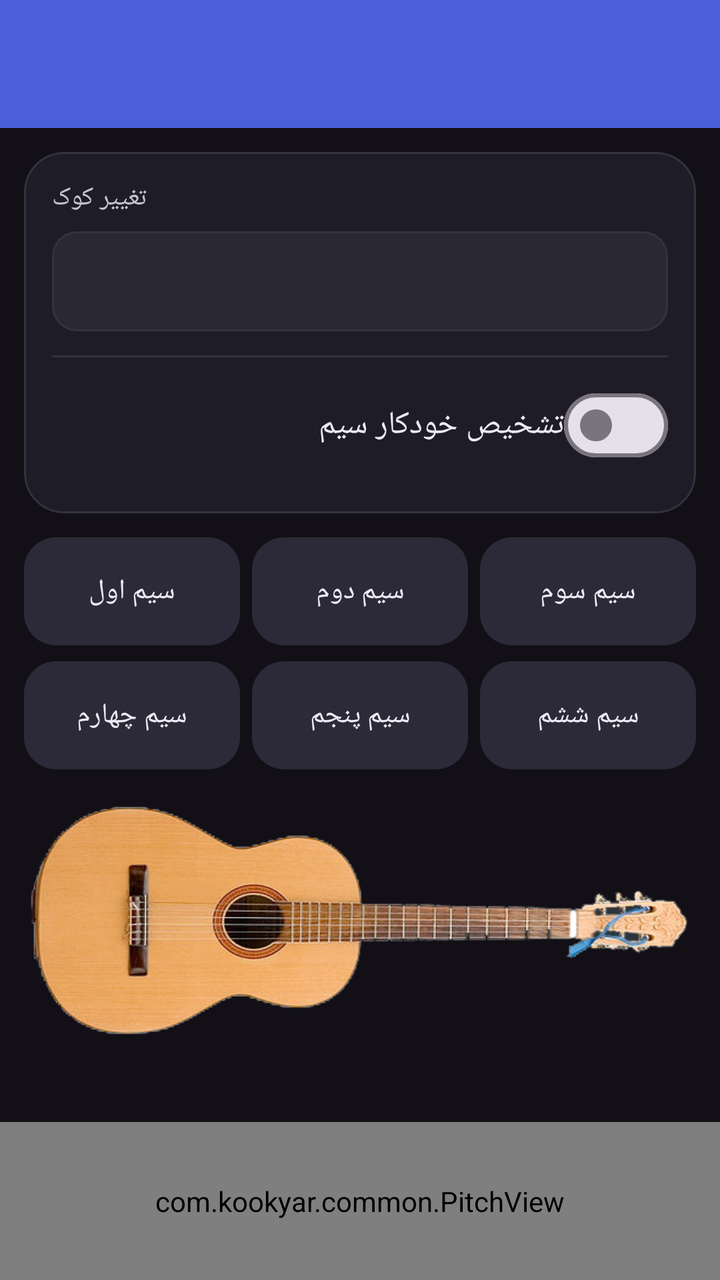
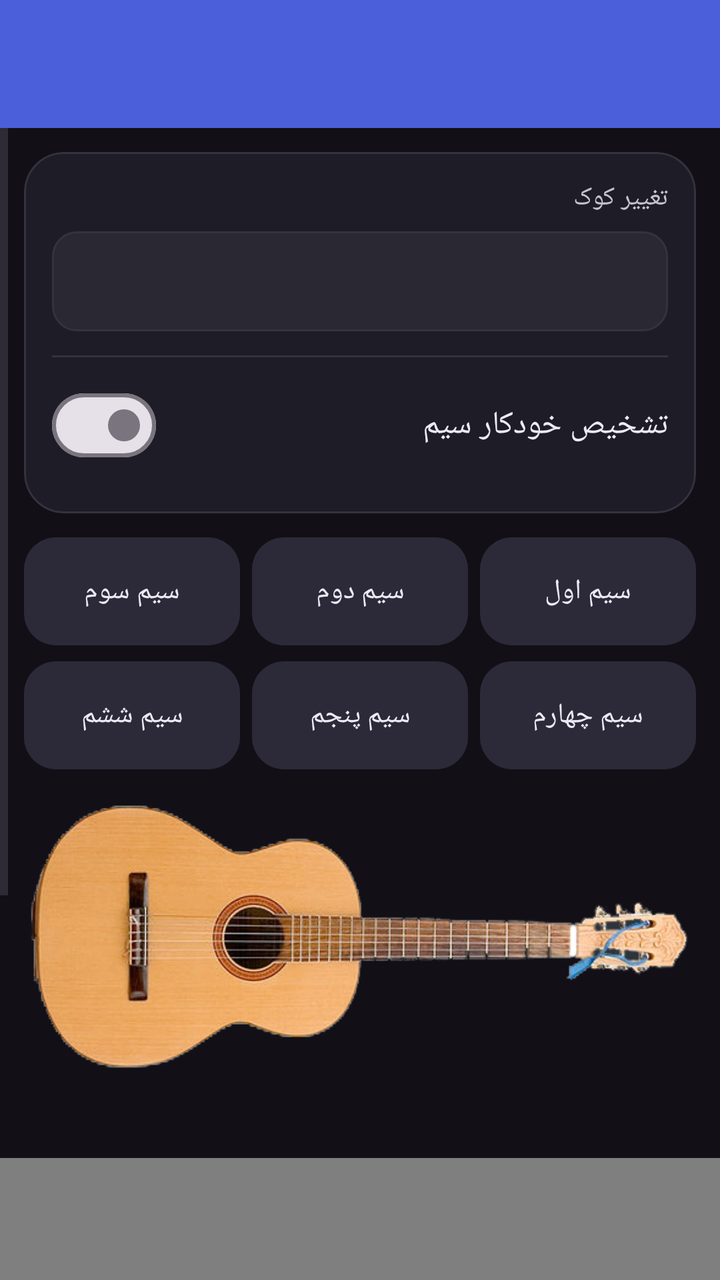

Two renders of the same Android screen: before a commit and after it. Below are the layout's source before the change and the commit's diff.
<!-- AndroidManifest.xml: application theme AppTheme -->
<!-- res/layout/activity_gitar_tuner.xml -->
<?xml version="1.0" encoding="utf-8"?>

<LinearLayout xmlns:android="http://schemas.android.com/apk/res/android"
    xmlns:app="http://schemas.android.com/apk/res-auto"
    android:layout_width="match_parent"
    android:layout_height="match_parent"
    android:orientation="vertical"
    android:fitsSystemWindows="true"
    android:background="@color/surfaceColor">

    <include layout="@layout/app_bar" />

    <LinearLayout
        android:layout_width="match_parent"
        android:layout_height="wrap_content"
        android:orientation="vertical"
        android:paddingStart="12dp"
        android:paddingEnd="12dp"
        android:paddingTop="12dp">

        <com.google.android.material.card.MaterialCardView
            android:layout_width="match_parent"
            android:layout_height="wrap_content"
            app:cardBackgroundColor="@color/cardColor"
            app:cardCornerRadius="20dp"
            app:cardElevation="0dp"
            app:strokeColor="@color/cardStroke"
            app:strokeWidth="1dp">

            <LinearLayout
                android:layout_width="match_parent"
                android:layout_height="wrap_content"
                android:orientation="vertical"
                android:padding="14dp">

                <TextView
                    android:layout_width="wrap_content"
                    android:layout_height="wrap_content"
                    android:text="@string/kook_change_label"
                    android:textColor="@color/onSurfaceVariant"
                    android:textSize="13sp"
                    android:layout_marginBottom="8dp" />

                <Spinner
                    android:id="@+id/spinnerKookChange"
                    android:layout_width="match_parent"
                    android:layout_height="50dp"
                    android:background="@drawable/spinner_background"
                    android:popupBackground="@color/dropdownBackground"
                    android:spinnerMode="dropdown" />

                <View
                    android:layout_width="match_parent"
                    android:layout_height="1dp"
                    android:layout_marginTop="12dp"
                    android:layout_marginBottom="4dp"
                    android:background="@color/cardStroke" />

                <LinearLayout
                    android:id="@+id/tuning"
                    android:layout_width="match_parent"
                    android:layout_height="wrap_content"
                    android:orientation="horizontal"
                    android:gravity="center_vertical"
                    android:background="?attr/selectableItemBackground"
                    android:paddingTop="6dp"
                    android:paddingBottom="6dp">

                    <TextView
                        android:layout_width="0dp"
                        android:layout_height="wrap_content"
                        android:layout_weight="1"
                        android:text="@string/tuning"
                        android:textColor="@color/onSurface"
                        android:textSize="16sp" />

                    <com.google.android.material.materialswitch.MaterialSwitch
                        android:id="@+id/checkBox_tuning"
                        android:layout_width="wrap_content"
                        android:layout_height="wrap_content"
                        android:checked="false"
                        android:clickable="false" />
                </LinearLayout>
            </LinearLayout>
        </com.google.android.material.card.MaterialCardView>

        <LinearLayout
            android:layout_width="match_parent"
            android:layout_height="wrap_content"
            android:orientation="horizontal"
            android:gravity="center"
            android:layout_marginTop="12dp">

            <com.google.android.material.button.MaterialButton
                android:id="@+id/tar_1"
                style="@style/Widget.Material3.Button.TonalButton"
                android:layout_width="0dp"
                android:layout_height="54dp"
                android:layout_weight="1"
                android:layout_marginEnd="6dp"
                android:insetTop="0dp"
                android:insetBottom="0dp"
                android:text="@string/sim_1"
                android:textSize="14sp"
                android:textColor="@color/onSurface"
                app:cornerRadius="16dp"
                app:backgroundTint="@color/stringDefault" />

            <com.google.android.material.button.MaterialButton
                android:id="@+id/tar_2"
                style="@style/Widget.Material3.Button.TonalButton"
                android:layout_width="0dp"
                android:layout_height="54dp"
                android:layout_weight="1"
                android:layout_marginEnd="6dp"
                android:insetTop="0dp"
                android:insetBottom="0dp"
                android:text="@string/sim_2"
                android:textSize="14sp"
                android:textColor="@color/onSurface"
                app:cornerRadius="16dp"
                app:backgroundTint="@color/stringDefault" />

            <com.google.android.material.button.MaterialButton
                android:id="@+id/tar_3"
                style="@style/Widget.Material3.Button.TonalButton"
                android:layout_width="0dp"
                android:layout_height="54dp"
                android:layout_weight="1"
                android:insetTop="0dp"
                android:insetBottom="0dp"
                android:text="@string/sim_3"
                android:textSize="14sp"
                android:textColor="@color/onSurface"
                app:cornerRadius="16dp"
                app:backgroundTint="@color/stringDefault" />
        </LinearLayout>

        <LinearLayout
            android:layout_width="match_parent"
            android:layout_height="wrap_content"
            android:orientation="horizontal"
            android:gravity="center"
            android:layout_marginTop="8dp">

            <com.google.android.material.button.MaterialButton
                android:id="@+id/tar_4"
                style="@style/Widget.Material3.Button.TonalButton"
                android:layout_width="0dp"
                android:layout_height="54dp"
                android:layout_weight="1"
                android:layout_marginEnd="6dp"
                android:insetTop="0dp"
                android:insetBottom="0dp"
                android:text="@string/sim_4"
                android:textSize="14sp"
                android:textColor="@color/onSurface"
                app:cornerRadius="16dp"
                app:backgroundTint="@color/stringDefault" />

            <com.google.android.material.button.MaterialButton
                android:id="@+id/tar_5"
                style="@style/Widget.Material3.Button.TonalButton"
                android:layout_width="0dp"
                android:layout_height="54dp"
                android:layout_weight="1"
                android:layout_marginEnd="6dp"
                android:insetTop="0dp"
                android:insetBottom="0dp"
                android:text="@string/sim_5"
                android:textSize="14sp"
                android:textColor="@color/onSurface"
                app:cornerRadius="16dp"
                app:backgroundTint="@color/stringDefault" />

            <com.google.android.material.button.MaterialButton
                android:id="@+id/tar_6"
                style="@style/Widget.Material3.Button.TonalButton"
                android:layout_width="0dp"
                android:layout_height="54dp"
                android:layout_weight="1"
                android:insetTop="0dp"
                android:insetBottom="0dp"
                android:text="@string/sim_6"
                android:textSize="14sp"
                android:textColor="@color/onSurface"
                app:cornerRadius="16dp"
                app:backgroundTint="@color/stringDefault" />
        </LinearLayout>

        <LinearLayout
            android:layout_width="match_parent"
            android:layout_height="130dp"
            android:layout_marginTop="10dp"
            android:background="@drawable/gitar"
            android:gravity="center"
            android:orientation="vertical">

            <LinearLayout
                android:id="@+id/layout_sim"
                android:layout_width="match_parent"
                android:layout_height="130dp"
                android:orientation="vertical" />
        </LinearLayout>
    </LinearLayout>

    <TextView
        android:id="@+id/pitch_label"
        android:layout_width="match_parent"
        android:layout_height="wrap_content"
        android:gravity="center"
        android:paddingTop="6dp"
        android:paddingBottom="6dp"
        android:text=""
        android:textSize="18sp"
        android:textStyle="bold"
        android:textColor="@color/accentColor" />

    <com.kookyar.common.PitchView
        android:id="@+id/pitch_view"
        android:layout_width="match_parent"
        android:layout_height="0dp"
        android:layout_weight="1" />

</LinearLayout>
<!-- res/layout/app_bar.xml (included above) -->
<?xml version="1.0" encoding="utf-8"?>

<androidx.appcompat.widget.Toolbar xmlns:android="http://schemas.android.com/apk/res/android"
    xmlns:app="http://schemas.android.com/apk/res-auto"
    android:id="@+id/app_bar"
    android:layout_width="match_parent"
    android:layout_height="?attr/actionBarSize"
    android:background="@color/primaryColor"
    app:theme="@style/customeToolbar"
    app:popupTheme="@style/ThemeOverlay.AppCompat.Light" />
<!-- resources referenced by this layout -->
<resources>
  <item name="accentColor" type="color">#FFFFBB33</item>
  <item name="cardColor" type="color">#FF1E1C26</item>
  <item name="cardStroke" type="color">#FF35323F</item>
  <item name="dropdownBackground" type="color">#FF2A2933</item>
  <item name="onSurface" type="color">#FFECEAF4</item>
  <item name="onSurfaceVariant" type="color">#FFC7C3D2</item>
  <item name="primaryColor" type="color">#FF4A5FD9</item>
  <item name="stringDefault" type="color">#FF2C2A38</item>
  <item name="surfaceColor" type="color">#FF121016</item>
  <!-- drawable gitar: png bitmap (drawable, 116925 bytes) -->
  <!-- drawable spinner_background (drawable) -->
  <?xml version="1.0" encoding="utf-8"?>
  
  <shape xmlns:android="http://schemas.android.com/apk/res/android"
      android:shape="rectangle">
      <solid android:color="@color/dropdownBackground" />
      <corners android:radius="12dp" />
      <stroke
          android:width="1dp"
          android:color="@color/cardStroke" />
      <padding
          android:left="16dp"
          android:top="8dp"
          android:right="16dp"
          android:bottom="8dp" />
  </shape>
  <string name="kook_change_label">تغییر کوک</string>
  <string name="sim_1">سیم اول</string>
  <string name="sim_2">سیم دوم</string>
  <string name="sim_3">سیم سوم</string>
  <string name="sim_4">سیم چهارم</string>
  <string name="sim_5">سیم پنجم</string>
  <string name="sim_6">سیم ششم</string>
  <string name="tuning">تشخیص خودکار سیم</string>
  <style name="customeToolbar" parent="ThemeOverlay.AppCompat.Dark.ActionBar">
          <item name="android:textColorPrimary">@android:color/white</item>
          <item name="android:textColorSecondary">@android:color/white</item>
      </style>
  <style name="AppTheme" parent="Theme.Material3.DayNight.NoActionBar">
          <item name="colorPrimary">@color/primaryColor</item>
          <item name="colorPrimaryDark">@color/primaryColorDark</item>
          <item name="colorAccent">@color/accentColor</item>
          <item name="materialButtonStyle">@style/Widget.App.Button</item>
          <item name="buttonStyle">@style/Widget.App.Button.Legacy</item>
      </style>
  <item name="primaryColorDark" type="color">#FF303F9F</item>
  <style name="Widget.App.Button" parent="Widget.Material3.Button">
          <item name="backgroundTint">@null</item>
      </style>
  <style name="Widget.App.Button.Legacy" parent="android:Widget.Button">
          <item name="android:backgroundTint">@null</item>
      </style>
</resources>

<!-- the commit's change to res/layout/activity_gitar_tuner.xml (unified diff, before → after) -->
@@ -5,10 +5,22 @@
     android:layout_width="match_parent"
     android:layout_height="match_parent"
     android:orientation="vertical"
+    android:layoutDirection="rtl"
     android:fitsSystemWindows="true"
     android:background="@color/surfaceColor">
 
     <include layout="@layout/app_bar" />
+
+    <ScrollView
+        android:layout_width="match_parent"
+        android:layout_height="0dp"
+        android:layout_weight="1"
+        android:fillViewport="true">
+
+        <LinearLayout
+            android:layout_width="match_parent"
+            android:layout_height="wrap_content"
+            android:orientation="vertical">
 
     <LinearLayout
         android:layout_width="match_parent"
@@ -190,8 +202,8 @@
 
         <LinearLayout
             android:layout_width="match_parent"
-            android:layout_height="130dp"
-            android:layout_marginTop="10dp"
+            android:layout_height="150dp"
+            android:layout_marginTop="8dp"
             android:background="@drawable/gitar"
             android:gravity="center"
             android:orientation="vertical">
@@ -199,7 +211,7 @@
             <LinearLayout
                 android:id="@+id/layout_sim"
                 android:layout_width="match_parent"
-                android:layout_height="130dp"
+                android:layout_height="150dp"
                 android:orientation="vertical" />
         </LinearLayout>
     </LinearLayout>
@@ -219,8 +231,11 @@
     <com.kookyar.common.PitchView
         android:id="@+id/pitch_view"
         android:layout_width="match_parent"
-        android:layout_height="0dp"
+        android:layout_height="350dp"
         android:layout_weight="1" />
+
+        </LinearLayout>
+    </ScrollView>
 
 </LinearLayout>
 <!-- res/layout/app_bar.xml (included above) -->
